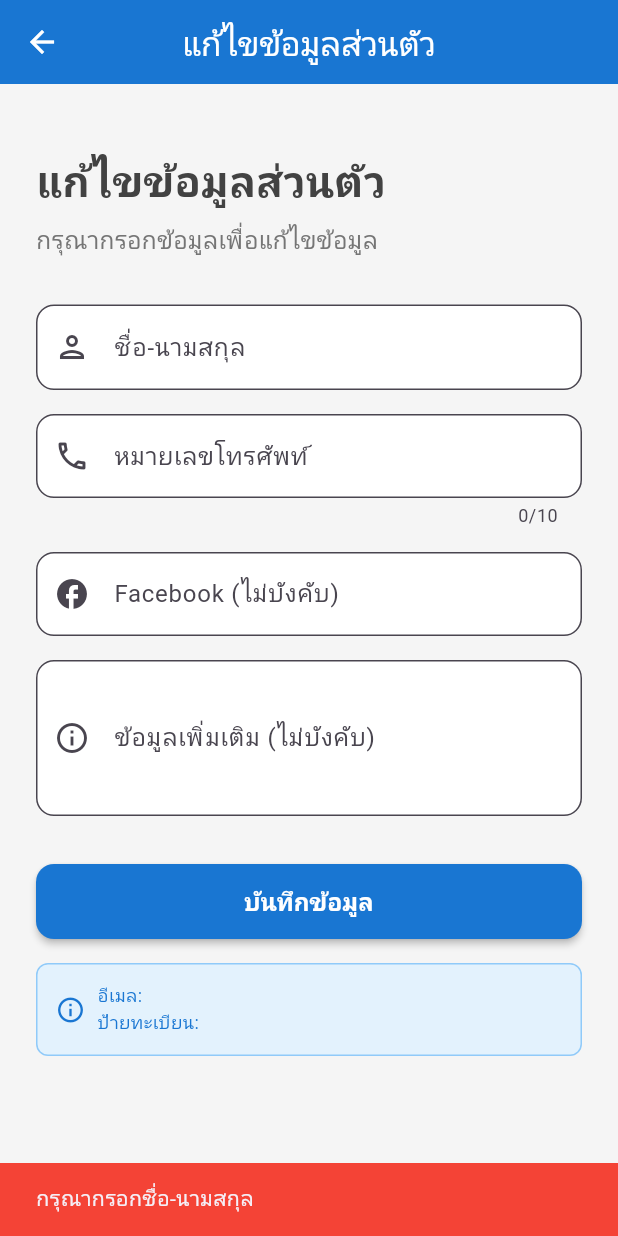
After one commit to BulueColour/vehicle_plate_scanner, a Flutter app: the ProfileUpdateScreen screen opened directly, after a tap on "บันทึกข้อมูล", on a phone screen of 412 x 824 dp. The commit adds this screen. Run offline on Flutter 3.47's test engine with Material 3 defaults, Android fonts, the phone set to English and light mode, and no system bars; our stand-ins replace cloud_firestore, firebase_auth, firebase_core, google_fonts, image_picker; accounts and stored records are empty; Roboto replaces fonts that are missing (Prompt).

Commit message:
Frontend and Database work correctly, all fields and parameters are all done!! This branch will be the starting point for Backend-ing: More detailed, Edited form and UI on Profile_Update_Screen and make it really update to Database

```diff
--- a/lib/screens/home_screen.dart
+++ b/lib/screens/home_screen.dart
@@ -2,6 +2,7 @@ import 'package:flutter/material.dart';
 import '../services/auth_service.dart';
 import '../services/database_service.dart';
 import '../models/user_model.dart';
+import 'profile_update_screen.dart';
 
 class HomeScreen extends StatefulWidget {
   const HomeScreen({super.key});
@@ -141,7 +142,9 @@ class _HomeScreenState extends State<HomeScreen> {
                         ),
                         const SizedBox(height: 8),
                         Text(
-                          _currentUser?.name ?? _currentUser?.email ?? 'ผู้ใช้งาน',
+                          _currentUser?.name ??
+                              _currentUser?.email ??
+                              'ผู้ใช้งาน',
                           style: TextStyle(
                             color: Colors.white.withOpacity(0.9),
                             fontSize: 18,
@@ -407,18 +410,45 @@ class _HomeScreenState extends State<HomeScreen> {
                 crossAxisAlignment: CrossAxisAlignment.start,
                 children: [
                   _buildInfoRow('อีเมล', _currentUser!.email),
-                  _buildInfoRow('โทรศัพท์', _currentUser!.phoneNumber),
-                  _buildInfoRow('ป้ายทะเบียน', _currentUser!.licensePlateNumber),
+                  _buildInfoRow(
+                      'โทรศัพท์', _currentUser!.phoneNumber ?? 'ยังไม่ได้ระบุ'),
+                  _buildInfoRow('ป้ายทะเบียน',
+                      _currentUser!.licensePlateNumber ?? 'ยังไม่ได้ระบุ'),
                   _buildInfoRow('ชื่อ', _currentUser!.name ?? 'ยังไม่ได้ระบุ'),
-                  if (_currentUser!.facebook != null)
+                  if (_currentUser!.facebook != null &&
+                      _currentUser!.facebook!.isNotEmpty)
                     _buildInfoRow('Facebook', _currentUser!.facebook!),
+                  if (_currentUser!.additionalInfo != null &&
+                      _currentUser!.additionalInfo!.isNotEmpty)
+                    _buildInfoRow(
+                        'ข้อมูลเพิ่มเติม', _currentUser!.additionalInfo!),
                   const SizedBox(height: 16),
-                  const Text(
-                    'หมายเหตุ: สามารถเพิ่มข้อมูลเพิ่มเติมได้ในอนาคต',
-                    style: TextStyle(
-                      fontSize: 12,
-                      color: Colors.grey,
-                      fontStyle: FontStyle.italic,
+                  const Divider(),
+                  const SizedBox(height: 8),
+                  // เพิ่มปุ่มแก้ไขข้อมูล
+                  SizedBox(
+                    width: double.infinity,
+                    child: ElevatedButton.icon(
+                      onPressed: () async {
+                        Navigator.pop(context); // ปิด dialog ปัจจุบัน
+                        // นำทางไปหน้าแก้ไขข้อมูล
+                        final result = await Navigator.push(
+                          context,
+                          MaterialPageRoute(
+                            builder: (context) => const ProfileUpdateScreen(),
+                          ),
+                        );
+                        // ถ้าแก้ไขข้อมูลสำเร็จ ให้โหลดข้อมูลใหม่
+                        if (result == true) {
+                          _loadUserData();
+                        }
+                      },
+                      icon: const Icon(Icons.edit),
+                      label: const Text('แก้ไขข้อมูล'),
+                      style: ElevatedButton.styleFrom(
+                        backgroundColor: Colors.blue,
+                        foregroundColor: Colors.white,
+                      ),
                     ),
                   ),
                 ],
--- /dev/null
+++ b/lib/screens/profile_update_screen.dart
@@ -0,0 +1,309 @@
+import 'package:flutter/material.dart';
+import '../models/user_model.dart';
+import '../services/database_service.dart';
+import '../services/auth_service.dart';
+import '../widgets/custom_button.dart';
+
+class ProfileUpdateScreen extends StatefulWidget {
+  const ProfileUpdateScreen({Key? key}) : super(key: key);
+
+  @override
+  State<ProfileUpdateScreen> createState() => _ProfileUpdateScreenState();
+}
+
+class _ProfileUpdateScreenState extends State<ProfileUpdateScreen> {
+  final _nameController = TextEditingController();
+  final _phoneController = TextEditingController();
+  final _facebookController = TextEditingController();
+  final _additionalInfoController = TextEditingController();
+
+  final DatabaseService _databaseService = DatabaseService();
+  final AuthService _authService = AuthService();
+
+  bool _isLoading = false;
+  UserModel? _currentUser;
+
+  @override
+  void initState() {
+    super.initState();
+    _loadUserData();
+  }
+
+  Future<void> _loadUserData() async {
+    setState(() {
+      _isLoading = true;
+    });
+
+    try {
+      String? uid = _authService.getCurrentUserId();
+      if (uid != null) {
+        UserModel? user = await _databaseService.getUserById(uid);
+        if (user != null) {
+          setState(() {
+            _currentUser = user;
+            _nameController.text = user.name ?? '';
+            _phoneController.text = user.phoneNumber ?? '';
+            _facebookController.text = user.facebook ?? '';
+            _additionalInfoController.text = user.additionalInfo ?? '';
+          });
+        }
+      }
+    } catch (e) {
+      print('Error loading user data: $e');
+      _showErrorSnackBar('เกิดข้อผิดพลาดในการโหลดข้อมูล: $e');
+    } finally {
+      setState(() {
+        _isLoading = false;
+      });
+    }
+  }
+
+  Future<void> _updateProfile() async {
+    // ตรวจสอบข้อมูลที่กรอก
+    if (_nameController.text.trim().isEmpty) {
+      _showErrorSnackBar('กรุณากรอกชื่อ-นามสกุล');
+      return;
+    }
+
+    if (_phoneController.text.trim().isEmpty) {
+      _showErrorSnackBar('กรุณากรอกหมายเลขโทรศัพท์');
+      return;
+    }
+
+    if (_phoneController.text.trim().length != 10) {
+      _showErrorSnackBar('หมายเลขโทรศัพท์ต้องมี 10 หลัก');
+      return;
+    }
+
+    setState(() {
+      _isLoading = true;
+    });
+
+    try {
+      String? uid = _authService.getCurrentUserId();
+      print('Current UID: $uid');
+
+      if (uid != null) {
+        print('Updating profile with data:');
+        print('Name: ${_nameController.text.trim()}');
+        print('Phone: ${_phoneController.text.trim()}');
+        print('Facebook: ${_facebookController.text.trim()}');
+        print('Additional Info: ${_additionalInfoController.text.trim()}');
+
+        await _databaseService.updateUserProfile(
+          uid: uid,
+          name: _nameController.text.trim(),
+          phoneNumber: _phoneController.text.trim(),
+          facebook: _facebookController.text.trim().isEmpty
+              ? null
+              : _facebookController.text.trim(),
+          additionalInfo: _additionalInfoController.text.trim().isEmpty
+              ? null
+              : _additionalInfoController.text.trim(),
+        );
+
+        print('Profile updated successfully');
+
+        if (mounted) {
+          ScaffoldMessenger.of(context).showSnackBar(
+            const SnackBar(
+              content: Text('อัปเดตข้อมูลสำเร็จ'),
+              backgroundColor: Colors.green,
+            ),
+          );
+
+          Navigator.pop(context, true);
+        }
+      } else {
+        _showErrorSnackBar('ไม่พบข้อมูลผู้ใช้');
+      }
+    } catch (e) {
+      print('Error updating profile: $e');
+      _showErrorSnackBar('เกิดข้อผิดพลาด: $e');
+    } finally {
+      if (mounted) {
+        setState(() {
+          _isLoading = false;
+        });
+      }
+    }
+  }
+
+  // เพิ่มฟังก์ชันนี้เพื่อ wrap async function
+  void _handleUpdateProfile() {
+    _updateProfile();
+  }
+
+  void _showErrorSnackBar(String message) {
+    if (mounted) {
+      ScaffoldMessenger.of(context).showSnackBar(
+        SnackBar(
+          content: Text(message),
+          backgroundColor: Colors.red,
+        ),
+      );
+    }
+  }
+
+  @override
+  Widget build(BuildContext context) {
+    return Scaffold(
+      backgroundColor: Colors.grey[100],
+      appBar: AppBar(
+        title: const Text('แก้ไขข้อมูลส่วนตัว'),
+        centerTitle: true,
+      ),
+      body: SafeArea(
+        child: SingleChildScrollView(
+          padding: const EdgeInsets.all(24.0),
+          child: Column(
+            crossAxisAlignment: CrossAxisAlignment.start,
+            children: [
+              const SizedBox(height: 20),
+
+              // Form Title
+              Text(
+                'แก้ไขข้อมูลส่วนตัว',
+                style: TextStyle(
+                  fontSize: 28,
+                  fontWeight: FontWeight.bold,
+                  color: Colors.grey[800],
+                ),
+              ),
+              const SizedBox(height: 8),
+              Text(
+                'กรุณากรอกข้อมูลเพื่อแก้ไขข้อมูล',
+                style: TextStyle(
+                  fontSize: 16,
+                  color: Colors.grey[600],
+                ),
+              ),
+
+              const SizedBox(height: 32),
+
+              // Name Field
+              TextField(
+                controller: _nameController,
+                decoration: InputDecoration(
+                  labelText: 'ชื่อ-นามสกุล',
+                  hintText: 'กรอกชื่อ-นามสกุล',
+                  prefixIcon: const Icon(Icons.person_outlined),
+                  border: OutlineInputBorder(
+                    borderRadius: BorderRadius.circular(12),
+                  ),
+                  filled: true,
+                  fillColor: Colors.white,
+                ),
+                keyboardType: TextInputType.name,
+              ),
+
+              const SizedBox(height: 16),
+
+              // Phone Field
+              TextField(
+                controller: _phoneController,
+                decoration: InputDecoration(
+                  labelText: 'หมายเลขโทรศัพท์',
+                  hintText: '08X-XXX-XXXX',
+                  prefixIcon: const Icon(Icons.phone_outlined),
+                  border: OutlineInputBorder(
+                    borderRadius: BorderRadius.circular(12),
+                  ),
+                  filled: true,
+                  fillColor: Colors.white,
+                ),
+                keyboardType: TextInputType.phone,
+                maxLength: 10,
+              ),
+
+              const SizedBox(height: 16),
+
+              // Facebook Field
+              TextField(
+                controller: _facebookController,
+                decoration: InputDecoration(
+                  labelText: 'Facebook (ไม่บังคับ)',
+                  hintText: 'facebook.com/yourname',
+                  prefixIcon: const Icon(Icons.facebook),
+                  border: OutlineInputBorder(
+                    borderRadius: BorderRadius.circular(12),
+                  ),
+                  filled: true,
+                  fillColor: Colors.white,
+                ),
+                keyboardType: TextInputType.url,
+              ),
+
+              const SizedBox(height: 16),
+
+              // Additional Info Field
+              TextField(
+                controller: _additionalInfoController,
+                decoration: InputDecoration(
+                  labelText: 'ข้อมูลเพิ่มเติม (ไม่บังคับ)',
+                  hintText: 'กรอกข้อมูลเพิ่มเติม',
+                  prefixIcon: const Icon(Icons.info_outline),
+                  border: OutlineInputBorder(
+                    borderRadius: BorderRadius.circular(12),
+                  ),
+                  filled: true,
+                  fillColor: Colors.white,
+                ),
+                maxLines: 3,
+              ),
+
+              const SizedBox(height: 32),
+
+              // Update Button
+              CustomButton(
+                text: 'บันทึกข้อมูล',
+                onPressed: _handleUpdateProfile, // ใช้ wrapper function
+                isLoading: _isLoading,
+              ),
+
+              const SizedBox(height: 16),
+
+              // Info Box
+              Container(
+                padding: const EdgeInsets.all(12),
+                decoration: BoxDecoration(
+                  color: Colors.blue[50],
+                  borderRadius: BorderRadius.circular(8),
+                  border: Border.all(color: Colors.blue[200]!),
+                ),
+                child: Row(
+                  children: [
+                    Icon(
+                      Icons.info_outline,
+                      size: 20,
+                      color: Colors.blue[700],
+                    ),
+                    const SizedBox(width: 8),
+                    Expanded(
+                      child: Text(
+                        'อีเมล: ${_currentUser?.email ?? 'ไม่ระบุ'}\nป้ายทะเบียน: ${_currentUser?.licensePlateNumber ?? 'ไม่ระบุ'}',
+                        style: TextStyle(
+                          fontSize: 12,
+                          color: Colors.blue[700],
+                        ),
+                      ),
+                    ),
+                  ],
+                ),
+              ),
+            ],
+          ),
+        ),
+      ),
+    );
+  }
+
+  @override
+  void dispose() {
+    _nameController.dispose();
+    _phoneController.dispose();
+    _facebookController.dispose();
+    _additionalInfoController.dispose();
+    super.dispose();
+  }
+}
--- a/lib/screens/scanner_screen.dart
+++ b/lib/screens/scanner_screen.dart
@@ -47,7 +47,7 @@ class _ScannerScreenState extends State<ScannerScreen> {
       await Future.delayed(const Duration(seconds: 3));
 
       // Demo: สุ่มผลลัพธ์ป้ายทะเบียน
-      final List<String> demoPlates = ['กข 1234', 'ขค 5678', 'คง 9999', 'งจ 7777', 'ABC123'];
+      final List<String> demoPlates = ['ขค 5678', 'คง 9999'];
       final randomPlate = demoPlates[DateTime.now().millisecond % demoPlates.length];
 
       setState(() {
@@ -443,7 +443,7 @@ class _ScannerScreenState extends State<ScannerScreen> {
                   const SizedBox(width: 8),
                   Expanded(
                     child: Text(
-                      'ระบบจะค้นหาข้อมูลเจ้าของรถจากฐานข้อมูล Firebase',
+                      'ระบบจะค้นหาข้อมูลเจ้าของรถจากฐานข้อมูลด้วยเลขป้ายทะเบียน',
                       style: TextStyle(
                         fontSize: 12,
                         color: Colors.blue[700],
--- a/lib/services/auth_service.dart
+++ b/lib/services/auth_service.dart
@@ -8,6 +8,10 @@ class AuthService {
 
   // Auth state changes stream
   Stream<User?> get authStateChanges => _auth.authStateChanges();
+
+  String? getCurrentUserId() {
+    return _auth.currentUser?.uid;
+  }
 
   // Sign in with email and password
   Future<UserCredential?> signInWithEmailAndPassword(
--- a/lib/services/database_service.dart
+++ b/lib/services/database_service.dart
@@ -84,9 +84,8 @@ class DatabaseService {
   // Get all users (for admin purposes)
   Future<List<UserModel>> getAllUsers() async {
     try {
-      QuerySnapshot query = await _usersCollection
-          .orderBy('createAt', descending: true)
-          .get();
+      QuerySnapshot query =
+          await _usersCollection.orderBy('createAt', descending: true).get();
 
       return query.docs.map((doc) {
         return UserModel.fromMap(
@@ -145,6 +144,43 @@ class DatabaseService {
     }
   }
 
+  // เพิ่มฟังก์ชันนี้ในคลาส DatabaseService
+  Future<void> updateUserProfile({
+    required String uid,
+    required String name,
+    required String phoneNumber,
+    String? facebook,
+    String? additionalInfo,
+  }) async {
+    try {
+      await _usersCollection.doc(uid).update({
+        'name': name,
+        'phone_number': phoneNumber,
+        'facebook': facebook,
+        'additional_info': additionalInfo,
+        'update_at': FieldValue.serverTimestamp(),
+      });
+    } catch (e) {
+      throw 'ไม่สามารถอัปเดตข้อมูลได้: $e';
+    }
+  }
+
+// เพิ่มฟังก์ชันนี้เพื่อดึงข้อมูลผู้ใช้ด้วย uid
+  Future<UserModel?> getUserById(String uid) async {
+    try {
+      DocumentSnapshot doc = await _usersCollection.doc(uid).get();
+      if (doc.exists) {
+        return UserModel.fromMap(
+          doc.data() as Map<String, dynamic>,
+          doc.id,
+        );
+      }
+      return null;
+    } catch (e) {
+      throw 'ไม่สามารถดึงข้อมูลผู้ใช้ได้: $e';
+    }
+  }
+
   // Search users by name or license plate number
   Future<List<UserModel>> searchUsers(String searchTerm) async {
     try {
```
